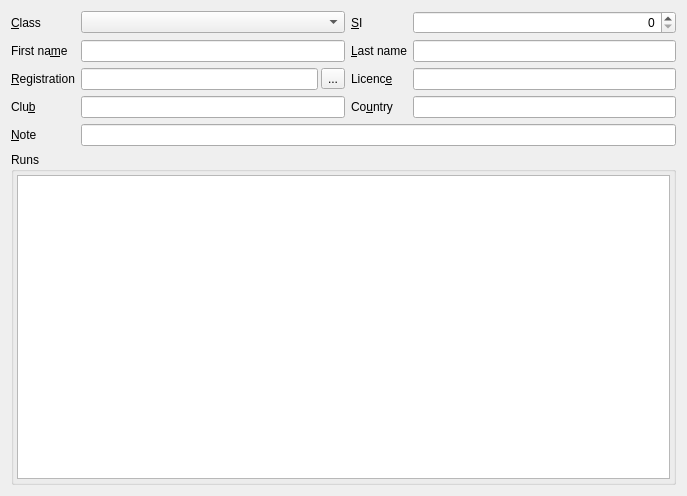
Before: the Qt Designer form quickevent/app/plugins/qml/Competitors/src/competitorwidget.ui in Quick-Event/quickbox, drawn with Qt 5.
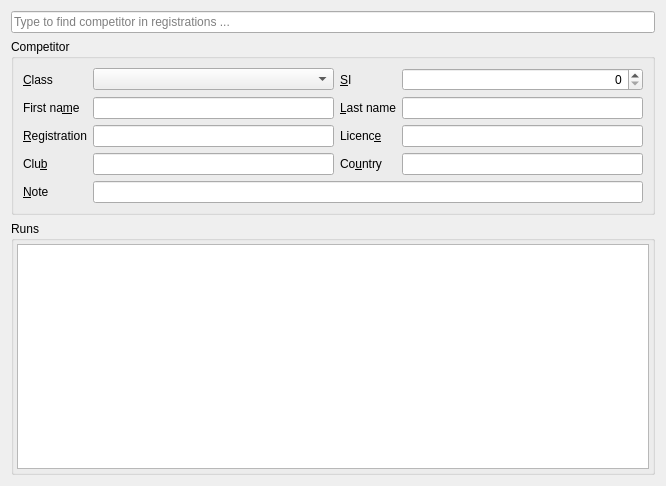
After: the same form once the commit is applied. Custom widgets are drawn as their Qt base class.

Commit message: quickevent: find in registrations in competitor entry dialog

```diff
--- a/quickevent/app/plugins/qml/Competitors/src/competitorwidget.ui
+++ b/quickevent/app/plugins/qml/Competitors/src/competitorwidget.ui
@@ -6,67 +6,197 @@
    <rect>
     <x>0</x>
     <y>0</y>
-    <width>687</width>
-    <height>496</height>
+    <width>666</width>
+    <height>486</height>
    </rect>
   </property>
   <property name="windowTitle">
    <string>Form</string>
   </property>
-  <layout class="QGridLayout" name="gridLayout">
-   <item row="3" column="2">
-    <widget class="QLabel" name="label_8">
-     <property name="text">
-      <string>Co&amp;untry</string>
+  <layout class="QVBoxLayout" name="verticalLayout_2">
+   <item>
+    <widget class="FindRegistrationEdit" name="edFind">
+     <property name="placeholderText">
+      <string>Type to find competitor in registrations ...</string>
      </property>
-     <property name="buddy">
-      <cstring>lineEdit_7</cstring>
+     <property name="clearButtonEnabled">
+      <bool>true</bool>
      </property>
     </widget>
    </item>
-   <item row="1" column="3">
-    <widget class="qf::qmlwidgets::LineEdit" name="lineEdit_3">
-     <property name="dataId" stdset="0">
-      <string notr="true">competitors.lastName</string>
+   <item>
+    <widget class="QGroupBox" name="groupBox_2">
+     <property name="title">
+      <string>Competitor</string>
      </property>
+     <layout class="QGridLayout" name="gridLayout_2">
+      <item row="1" column="1">
+       <widget class="QLabel" name="label">
+        <property name="text">
+         <string>&amp;Class</string>
+        </property>
+        <property name="buddy">
+         <cstring>cbxClass</cstring>
+        </property>
+       </widget>
+      </item>
+      <item row="1" column="2">
+       <widget class="qf::qmlwidgets::ForeignKeyComboBox" name="cbxClass">
+        <property name="dataId" stdset="0">
+         <string notr="true">competitors.classId</string>
+        </property>
+       </widget>
+      </item>
+      <item row="1" column="3">
+       <widget class="QLabel" name="label_2">
+        <property name="text">
+         <string>&amp;SI</string>
+        </property>
+        <property name="buddy">
+         <cstring>spinBox</cstring>
+        </property>
+       </widget>
+      </item>
+      <item row="1" column="4">
+       <widget class="quickevent::og::SiIdEdit" name="spinBox">
+        <property name="alignment">
+         <set>Qt::AlignRight|Qt::AlignTrailing|Qt::AlignVCenter</set>
+        </property>
+        <property name="dataId" stdset="0">
+         <string notr="true">competitors.siId</string>
+        </property>
+       </widget>
+      </item>
+      <item row="2" column="1">
+       <widget class="QLabel" name="label_3">
+        <property name="text">
+         <string>First na&amp;me</string>
+        </property>
+        <property name="buddy">
+         <cstring>lineEdit_2</cstring>
+        </property>
+       </widget>
+      </item>
+      <item row="2" column="2">
+       <widget class="qf::qmlwidgets::LineEdit" name="lineEdit_2">
+        <property name="dataId" stdset="0">
+         <string notr="true">competitors.firstName</string>
+        </property>
+       </widget>
+      </item>
+      <item row="2" column="3">
+       <widget class="QLabel" name="label_4">
+        <property name="text">
+         <string>&amp;Last name</string>
+        </property>
+        <property name="buddy">
+         <cstring>lineEdit_3</cstring>
+        </property>
+       </widget>
+      </item>
+      <item row="2" column="4">
+       <widget class="qf::qmlwidgets::LineEdit" name="lineEdit_3">
+        <property name="dataId" stdset="0">
+         <string notr="true">competitors.lastName</string>
+        </property>
+       </widget>
+      </item>
+      <item row="3" column="1">
+       <widget class="QLabel" name="label_6">
+        <property name="text">
+         <string>&amp;Registration</string>
+        </property>
+        <property name="buddy">
+         <cstring>lineEdit_4</cstring>
+        </property>
+       </widget>
+      </item>
+      <item row="3" column="3">
+       <widget class="QLabel" name="label_5">
+        <property name="text">
+         <string>Licenc&amp;e</string>
+        </property>
+        <property name="buddy">
+         <cstring>lineEdit_5</cstring>
+        </property>
+       </widget>
+      </item>
+      <item row="3" column="4">
+       <widget class="qf::qmlwidgets::LineEdit" name="lineEdit_5">
+        <property name="dataId" stdset="0">
+         <string notr="true">competitors.licence</string>
+        </property>
+       </widget>
+      </item>
+      <item row="4" column="1">
+       <widget class="QLabel" name="label_7">
+        <property name="text">
+         <string>Clu&amp;b</string>
+        </property>
+        <property name="buddy">
+         <cstring>lineEdit_6</cstring>
+        </property>
+       </widget>
+      </item>
+      <item row="4" column="2">
+       <widget class="qf::qmlwidgets::LineEdit" name="lineEdit_6">
+        <property name="dataId" stdset="0">
+         <string notr="true">competitors.club</string>
+        </property>
+       </widget>
+      </item>
+      <item row="4" column="3">
+       <widget class="QLabel" name="label_8">
+        <property name="text">
+         <string>Co&amp;untry</string>
+        </property>
+        <property name="buddy">
+         <cstring>lineEdit_7</cstring>
+        </property>
+       </widget>
+      </item>
+      <item row="4" column="4">
+       <widget class="qf::qmlwidgets::LineEdit" name="lineEdit_7">
+        <property name="dataId" stdset="0">
+         <string notr="true">competitors.country</string>
+        </property>
+       </widget>
+      </item>
+      <item row="5" column="1">
+       <widget class="QLabel" name="label_9">
+        <property name="text">
+         <string>&amp;Note</string>
+        </property>
+        <property name="buddy">
+         <cstring>lineEdit_8</cstring>
+        </property>
+       </widget>
+      </item>
+      <item row="5" column="2" colspan="3">
+       <widget class="qf::qmlwidgets::LineEdit" name="lineEdit_8">
+        <property name="dataId" stdset="0">
+         <string notr="true">competitors.note</string>
+        </property>
+       </widget>
+      </item>
+      <item row="3" column="2">
+       <widget class="qf::qmlwidgets::LineEdit" name="lineEdit_4">
+        <property name="dataId" stdset="0">
+         <string notr="true">competitors.registration</string>
+        </property>
+       </widget>
+      </item>
+     </layout>
     </widget>
    </item>
-   <item row="0" column="2">
-    <widget class="QLabel" name="label_2">
-     <property name="text">
-      <string>&amp;SI</string>
-     </property>
-     <property name="buddy">
-      <cstring>spinBox</cstring>
-     </property>
-    </widget>
-   </item>
-   <item row="1" column="0">
-    <widget class="QLabel" name="label_3">
-     <property name="text">
-      <string>First na&amp;me</string>
-     </property>
-     <property name="buddy">
-      <cstring>lineEdit_2</cstring>
-     </property>
-    </widget>
-   </item>
-   <item row="3" column="3">
-    <widget class="qf::qmlwidgets::LineEdit" name="lineEdit_7">
-     <property name="dataId" stdset="0">
-      <string notr="true">competitors.country</string>
-     </property>
-    </widget>
-   </item>
-   <item row="3" column="1">
-    <widget class="qf::qmlwidgets::LineEdit" name="lineEdit_6">
-     <property name="dataId" stdset="0">
-      <string notr="true">competitors.club</string>
-     </property>
-    </widget>
-   </item>
-   <item row="5" column="0" colspan="4">
+   <item>
     <widget class="QGroupBox" name="groupBox">
+     <property name="sizePolicy">
+      <sizepolicy hsizetype="Preferred" vsizetype="Expanding">
+       <horstretch>0</horstretch>
+       <verstretch>0</verstretch>
+      </sizepolicy>
+     </property>
      <property name="title">
       <string>Runs</string>
      </property>
@@ -92,134 +222,14 @@
      </layout>
     </widget>
    </item>
-   <item row="3" column="0">
-    <widget class="QLabel" name="label_7">
-     <property name="text">
-      <string>Clu&amp;b</string>
-     </property>
-     <property name="buddy">
-      <cstring>lineEdit_6</cstring>
-     </property>
-    </widget>
-   </item>
-   <item row="2" column="3">
-    <widget class="qf::qmlwidgets::LineEdit" name="lineEdit_5">
-     <property name="dataId" stdset="0">
-      <string notr="true">competitors.licence</string>
-     </property>
-    </widget>
-   </item>
-   <item row="0" column="0">
-    <widget class="QLabel" name="label">
-     <property name="text">
-      <string>&amp;Class</string>
-     </property>
-     <property name="buddy">
-      <cstring>cbxClass</cstring>
-     </property>
-    </widget>
-   </item>
-   <item row="2" column="2">
-    <widget class="QLabel" name="label_5">
-     <property name="text">
-      <string>Licenc&amp;e</string>
-     </property>
-     <property name="buddy">
-      <cstring>lineEdit_5</cstring>
-     </property>
-    </widget>
-   </item>
-   <item row="1" column="2">
-    <widget class="QLabel" name="label_4">
-     <property name="text">
-      <string>&amp;Last name</string>
-     </property>
-     <property name="buddy">
-      <cstring>lineEdit_3</cstring>
-     </property>
-    </widget>
-   </item>
-   <item row="2" column="0">
-    <widget class="QLabel" name="label_6">
-     <property name="text">
-      <string>&amp;Registration</string>
-     </property>
-     <property name="buddy">
-      <cstring>lineEdit_4</cstring>
-     </property>
-    </widget>
-   </item>
-   <item row="4" column="1" colspan="3">
-    <widget class="qf::qmlwidgets::LineEdit" name="lineEdit_8">
-     <property name="dataId" stdset="0">
-      <string notr="true">competitors.note</string>
-     </property>
-    </widget>
-   </item>
-   <item row="0" column="1">
-    <widget class="qf::qmlwidgets::ForeignKeyComboBox" name="cbxClass">
-     <property name="dataId" stdset="0">
-      <string notr="true">competitors.classId</string>
-     </property>
-    </widget>
-   </item>
-   <item row="1" column="1">
-    <widget class="qf::qmlwidgets::LineEdit" name="lineEdit_2">
-     <property name="dataId" stdset="0">
-      <string notr="true">competitors.firstName</string>
-     </property>
-    </widget>
-   </item>
-   <item row="2" column="1">
-    <layout class="QHBoxLayout" name="horizontalLayout_4">
-     <property name="spacing">
-      <number>3</number>
-     </property>
-     <item>
-      <widget class="qf::qmlwidgets::LineEdit" name="lineEdit_4">
-       <property name="dataId" stdset="0">
-        <string notr="true">competitors.registration</string>
-       </property>
-      </widget>
-     </item>
-     <item>
-      <widget class="QToolButton" name="btChooseFromRegistrations">
-       <property name="toolTip">
-        <string>Open registrations Ctrl+R</string>
-       </property>
-       <property name="text">
-        <string>...</string>
-       </property>
-       <property name="shortcut">
-        <string>Ctrl+R</string>
-       </property>
-      </widget>
-     </item>
-    </layout>
-   </item>
-   <item row="4" column="0">
-    <widget class="QLabel" name="label_9">
-     <property name="text">
-      <string>&amp;Note</string>
-     </property>
-     <property name="buddy">
-      <cstring>lineEdit_8</cstring>
-     </property>
-    </widget>
-   </item>
-   <item row="0" column="3">
-    <widget class="quickevent::og::SiIdEdit" name="spinBox">
-     <property name="alignment">
-      <set>Qt::AlignRight|Qt::AlignTrailing|Qt::AlignVCenter</set>
-     </property>
-     <property name="dataId" stdset="0">
-      <string notr="true">competitors.siId</string>
-     </property>
-    </widget>
-   </item>
   </layout>
  </widget>
  <customwidgets>
+  <customwidget>
+   <class>qf::qmlwidgets::TableView</class>
+   <extends>QTableView</extends>
+   <header location="global">qf/qmlwidgets/tableview.h</header>
+  </customwidget>
   <customwidget>
    <class>qf::qmlwidgets::LineEdit</class>
    <extends>QLineEdit</extends>
@@ -230,16 +240,16 @@
    <extends>QComboBox</extends>
    <header location="global">qf/qmlwidgets/combobox.h</header>
   </customwidget>
-  <customwidget>
-   <class>qf::qmlwidgets::TableView</class>
-   <extends>QTableView</extends>
-   <header location="global">qf/qmlwidgets/tableview.h</header>
-  </customwidget>
   <customwidget>
    <class>quickevent::og::SiIdEdit</class>
    <extends>QSpinBox</extends>
    <header location="global">quickevent/og/siidedit.h</header>
   </customwidget>
+  <customwidget>
+   <class>FindRegistrationEdit</class>
+   <extends>QLineEdit</extends>
+   <header>src/findregistrationedit.h</header>
+  </customwidget>
  </customwidgets>
  <tabstops>
   <tabstop>cbxClass</tabstop>
```
Left out of the diff: 1 changed line with no effect on the pictures. The commit also changes 6 other files.
